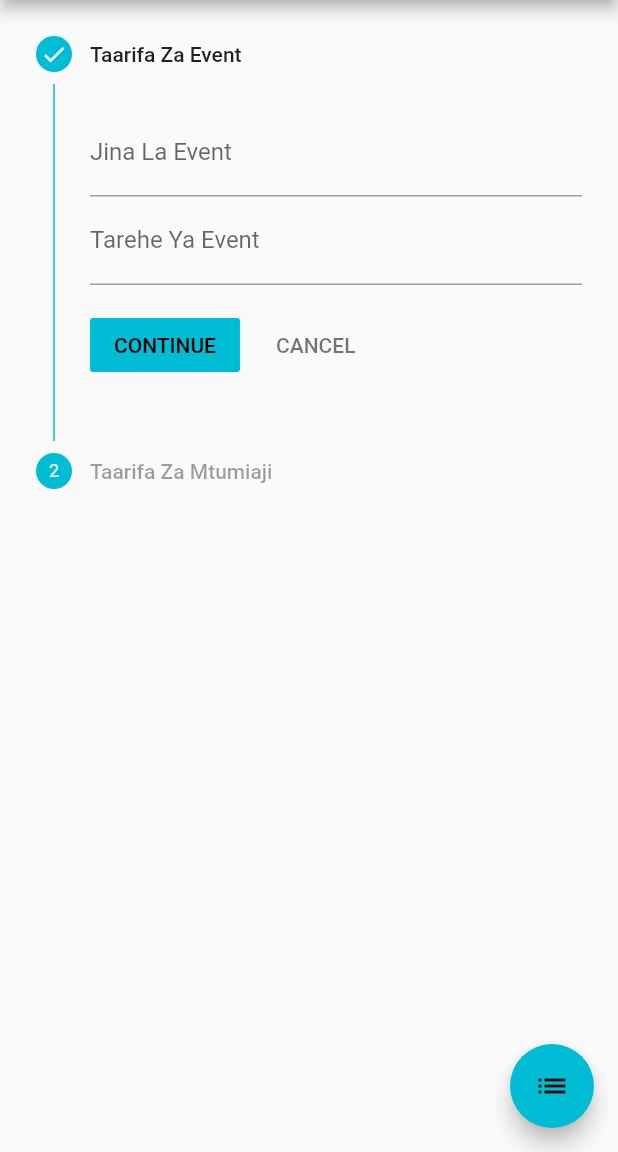
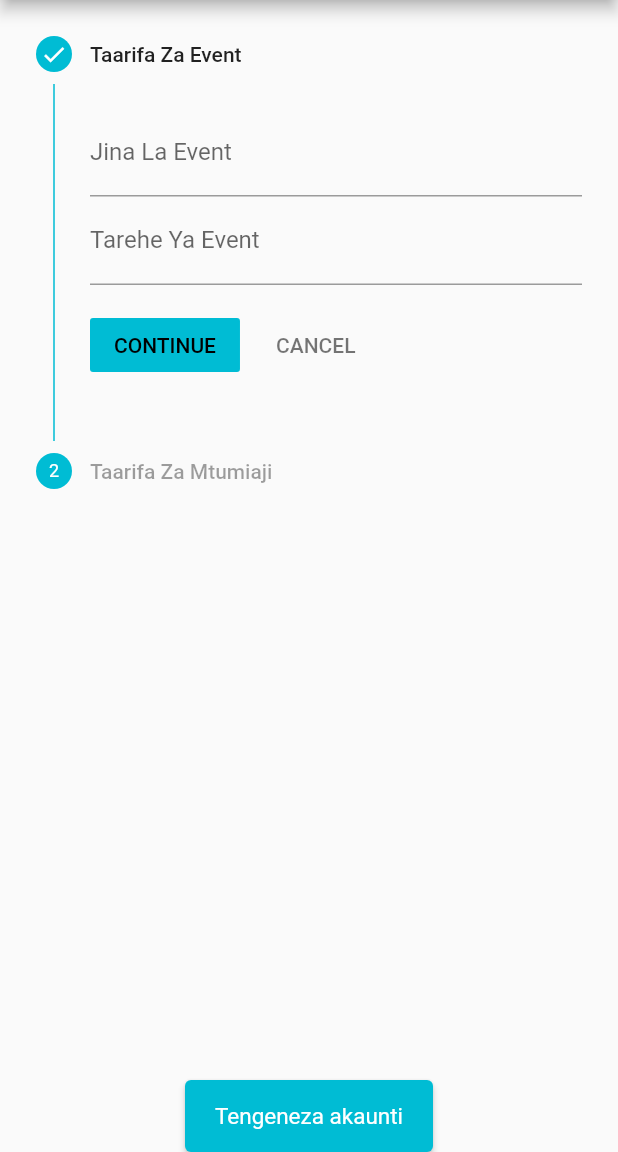
Before and after one commit to gabbymushi/michango_app, a Flutter app: the Registration screen opened directly, on a phone screen of 412 x 824 dp, the part 84-1236 px from its top. Run offline on Flutter 3.47's test engine with Material 2 defaults, Android fonts, the phone set to English and light mode, and no system bars; missing offline and left inert: dart:ffi.

```diff
--- a/lib/pages/widgets/registration.dart
+++ b/lib/pages/widgets/registration.dart
@@ -1,4 +1,5 @@
 import 'package:flutter/material.dart';
+import 'package:michango/services/event_service.dart';
 
 class Registration extends StatefulWidget {
   @override
@@ -9,6 +10,15 @@ class _RegistrationState extends State<Registration> {
   int _currentStep = 0;
   StepperType stepperType = StepperType.vertical;
 
+  TextEditingController _name = TextEditingController();
+  TextEditingController _date = TextEditingController();
+
+  TextEditingController _fullName = TextEditingController();
+  TextEditingController _phoneNumber = TextEditingController();
+  TextEditingController _password = TextEditingController();
+
+  final GlobalKey<FormState> _formKey = GlobalKey<FormState>();
+
   @override
   Widget build(BuildContext context) {
     return Scaffold(
@@ -18,6 +28,8 @@ class _RegistrationState extends State<Registration> {
         centerTitle: true,
       ),
       body: Container(
+        child: Form(
+          key: _formKey,
           child: Column(
             children: [
               Expanded(
@@ -34,10 +46,18 @@ class _RegistrationState extends State<Registration> {
                       content: Column(
                         children: <Widget>[
                           TextFormField(
+                            controller: _name,
+                            validator: (String value) {
+                              if (value.isEmpty) {
+                                return "Please enter event name";
+                              }
+                              return null;
+                            },
                             decoration:
                                 InputDecoration(labelText: 'Jina La Event'),
                           ),
                           TextFormField(
+                            controller: _date,
                             decoration:
                                 InputDecoration(labelText: 'Tarehe Ya Event'),
                           ),
@@ -53,32 +73,71 @@ class _RegistrationState extends State<Registration> {
                       content: Column(
                         children: <Widget>[
                           TextFormField(
-                          decoration: InputDecoration(labelText: 'Jina Kamili'),
+                            controller: _fullName,
+                            keyboardType: TextInputType.text,
+                            validator: (String value) {
+                              if (value.isEmpty) {
+                                return "Please enter full name";
+                              }
+                              return null;
+                            },
+                            decoration:
+                                InputDecoration(labelText: 'Jina Kamili'),
                           ),
                           TextFormField(
+                            controller: _phoneNumber,
+                            keyboardType: TextInputType.phone,
+                            validator: (String value) {
+                              if (value.isEmpty) {
+                                return "Please enter phone number";
+                              }
+                              return null;
+                            },
                             decoration:
                                 InputDecoration(labelText: 'Namba Ya Simu'),
                           ),
                           TextFormField(
+                            controller: _password,
+                            obscureText: true,
+                            validator: (String value) {
+                              if (value.isEmpty) {
+                                return "Please enter password";
+                              }
+                              return null;
+                            },
                             decoration: InputDecoration(labelText: 'Password'),
                           ),
                         ],
                       ),
                       isActive: _currentStep >= 0,
-                    state: _currentStep >= 1
+                      state: _currentStep == 1
                           ? StepState.complete
                           : StepState.disabled,
                     )
                   ],
                 ),
               ),
+              ElevatedButton(
+                onPressed: _submitForm,
+                child: Text(
+                  'Tengeneza akaunti',
+                  style: TextStyle(color: Colors.white),
+                ),
+                style: ElevatedButton.styleFrom(
+                    primary: Colors.cyan,
+                    padding: EdgeInsets.symmetric(horizontal: 20, vertical: 15),
+                    textStyle: TextStyle(
+                      fontSize: 15,
+                    )),
+              ),
             ],
           ),
         ),
-      floatingActionButton: FloatingActionButton(
+      ),
+      /*  floatingActionButton: FloatingActionButton(
         child: Icon(Icons.list),
         onPressed: switchStepsType,
-      ),
+      ), */
     );
   }
 
@@ -93,10 +152,35 @@ class _RegistrationState extends State<Registration> {
   }
 
   continued() {
-    _currentStep < 2 ? setState(() => _currentStep += 1) : null;
+    _currentStep < 1 ? setState(() => _currentStep += 1) : null;
   }
 
   cancel() {
     _currentStep > 0 ? setState(() => _currentStep -= 1) : null;
   }
+
+  Future _submitForm() async {
+    if (_formKey.currentState.validate()) {
+      Map<String, dynamic> event = {
+        'name': _name.text,
+        'date': _date.text,
+      };
+
+      Map<String, dynamic> user = {
+        'fullName': _fullName.text,
+        'phoneNumber': _phoneNumber.text,
+        'password': _password.text
+      };
+
+      Map eventUser = {'event': event, 'user': user};
+
+      EventService eventService = new EventService();
+
+      eventService.createInitialEvent(eventUser);
+      //RegistrationUser();
+      print("Successful");
+    } else {
+      print("Unsuccessfull");
     }
+  }
+}
```
Lines whose indentation alone changed are shown as unchanged.
